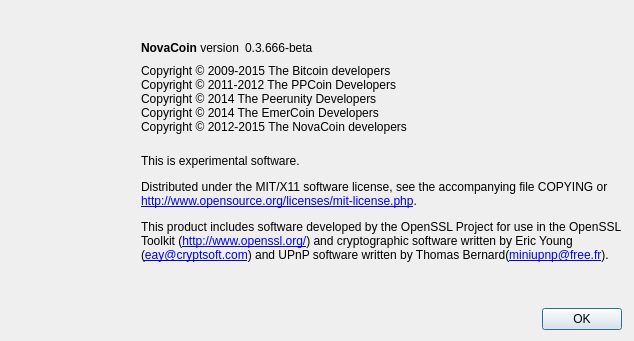
Qt form src/qt/forms/aboutdialog.ui (mcastillo0724/novacoin) before a commit.
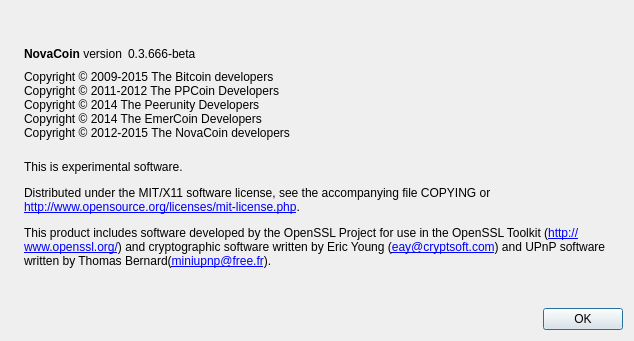
The same form after that commit. Icons and pictures are not drawn.

Commit message: Окно "O Novacoin" может менять размер и вернулась кнопка закрыть("красный крест")

Diff of the .ui file:
```diff
--- a/src/qt/forms/aboutdialog.ui
+++ b/src/qt/forms/aboutdialog.ui
@@ -10,36 +10,12 @@
     <height>341</height>
    </rect>
   </property>
-  <property name="sizePolicy">
-   <sizepolicy hsizetype="Fixed" vsizetype="Fixed">
-    <horstretch>0</horstretch>
-    <verstretch>0</verstretch>
-   </sizepolicy>
-  </property>
-  <property name="minimumSize">
-   <size>
-    <width>634</width>
-    <height>341</height>
-   </size>
-  </property>
-  <property name="maximumSize">
-   <size>
-    <width>634</width>
-    <height>341</height>
-   </size>
-  </property>
   <property name="windowTitle">
    <string>About NovaCoin</string>
   </property>
+  <layout class="QHBoxLayout" name="horizontalLayout_2">
+   <item>
   <widget class="QLabel" name="label_4">
-   <property name="geometry">
-    <rect>
-     <x>5</x>
-     <y>15</y>
-     <width>128</width>
-     <height>128</height>
-    </rect>
-   </property>
    <property name="sizePolicy">
     <sizepolicy hsizetype="Preferred" vsizetype="Ignored">
      <horstretch>0</horstretch>
@@ -49,20 +25,13 @@
    <property name="pixmap">
     <pixmap resource="../bitcoin.qrc">:/icons/bitcoin</pixmap>
    </property>
-  </widget>
-  <widget class="QWidget" name="layoutWidget">
-   <property name="geometry">
-    <rect>
-     <x>141</x>
-     <y>9</y>
-     <width>481</width>
-     <height>321</height>
-    </rect>
-   </property>
+     <property name="alignment">
+      <set>Qt::AlignLeading|Qt::AlignLeft|Qt::AlignTop</set>
+     </property>
+    </widget>
+   </item>
+   <item>
    <layout class="QVBoxLayout" name="verticalLayout_2">
-    <property name="sizeConstraint">
-     <enum>QLayout::SetMaximumSize</enum>
-    </property>
     <item>
      <spacer name="verticalSpacer_2">
       <property name="orientation">
@@ -70,8 +39,8 @@
       </property>
       <property name="sizeHint" stdset="0">
        <size>
-        <width>468</width>
-        <height>19</height>
+         <width>20</width>
+         <height>40</height>
        </size>
       </property>
      </spacer>
@@ -179,7 +148,8 @@
      </widget>
     </item>
    </layout>
-  </widget>
+   </item>
+  </layout>
  </widget>
  <resources>
   <include location="../bitcoin.qrc"/>
```
Lines whose indentation alone changed are shown as unchanged.
